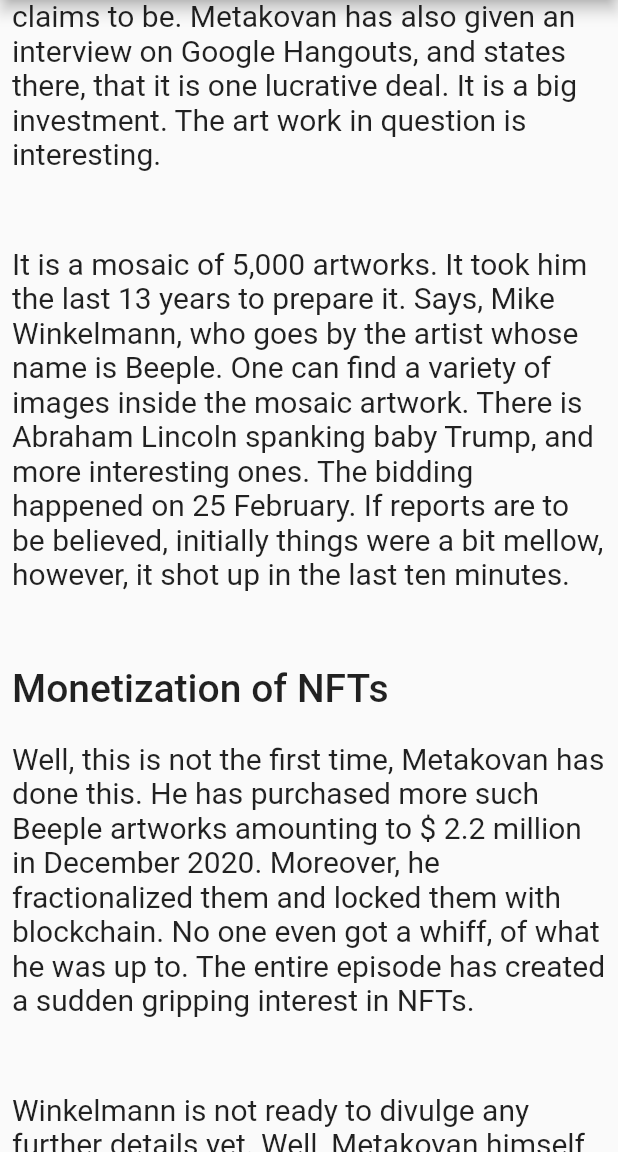
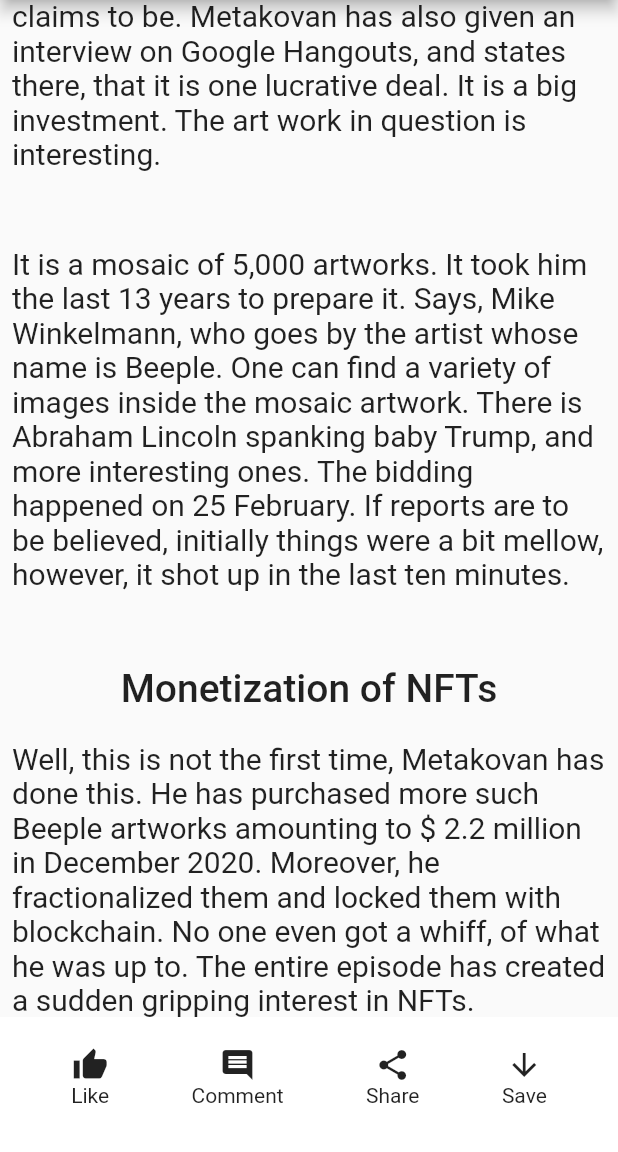
Before and after one commit to msavanan/bluepad, a Flutter app: the screen it shows after launch, scrolled down 576 dp, on a phone screen of 412 x 824 dp, the part 84-1236 px from its top. Run offline on Flutter 3.47's test engine with Material 2 defaults, Android fonts, the phone set to English and light mode, and no system bars.

Commit message:
fixed bottombar, added page end, updated userprofiles

```diff
--- a/lib/bottom_scrollbar.dart
+++ b/lib/bottom_scrollbar.dart
@@ -14,14 +14,17 @@ class BottomScrollBar extends StatelessWidget {
   @override
   Widget build(BuildContext context) {
     return Container(
-      margin: EdgeInsets.all(10),
+      padding: EdgeInsets.all(20),
       child: Row(
         mainAxisAlignment: MainAxisAlignment.spaceAround,
+        crossAxisAlignment: CrossAxisAlignment.center,
         children: [
-          BottomBarItem(
-              icons: Icons.thumb_up,
-              onIconPressed: onLikePressed,
-              label: 'Like'),
+          Center(
+            child: BottomBarItem(
+                icons: Icons.thumb_up,
+                onIconPressed: onLikePressed,
+                label: 'Like'),
+          ),
           BottomBarItem(
               icons: Icons.comment,
               onIconPressed: onCommentPressed,
--- a/lib/main.dart
+++ b/lib/main.dart
@@ -6,13 +6,23 @@ void main() {
 }
 
 class BluePad extends StatelessWidget {
-  final _messangerKey = GlobalKey<ScaffoldMessengerState>();
+  final _messengerKey = GlobalKey<ScaffoldMessengerState>();
   @override
   Widget build(BuildContext context) {
     return MaterialApp(
-      scaffoldMessengerKey: _messangerKey,
+      scaffoldMessengerKey: _messengerKey,
       theme: ThemeData(
         primaryColor: Colors.white,
+        outlinedButtonTheme: OutlinedButtonThemeData(
+          style: OutlinedButton.styleFrom(
+            primary: Colors.black,
+            side: BorderSide(color: Colors.black, width: 2),
+            shape: RoundedRectangleBorder(
+                borderRadius: BorderRadius.all(
+              Radius.circular(20),
+            )),
+          ),
+        ),
       ),
       home: Scaffold(
         appBar: AppBar(
@@ -24,12 +34,12 @@ class BluePad extends StatelessWidget {
           leading: IconButton(
             icon: Icon(Icons.home),
             onPressed: () {
-              _messangerKey.currentState
+              _messengerKey.currentState
                   .showSnackBar(SnackBar(content: Text('Home button pressed')));
             },
           ),
         ),
-        body: NewContentWidget(),
+        body: NewsContentWidget(),
       ),
     );
   }
--- a/lib/news_content_widget.dart
+++ b/lib/news_content_widget.dart
@@ -1,20 +1,33 @@
+import 'dart:ui';
+
+import 'package:bluepad/article_owner.dart';
 import 'package:bluepad/bottom_scrollbar.dart';
+import 'package:bluepad/comment_field.dart';
 import 'package:bluepad/news_content.dart';
 import 'package:flutter/cupertino.dart';
 import 'package:flutter/material.dart';
 import 'constants.dart';
 
-class NewContentWidget extends StatefulWidget {
+class NewsContentWidget extends StatefulWidget {
   @override
-  _NewContentWidgetState createState() => _NewContentWidgetState();
+  _NewsContentWidgetState createState() => _NewsContentWidgetState();
 }
 
-class _NewContentWidgetState extends State<NewContentWidget> {
+class _NewsContentWidgetState extends State<NewsContentWidget> {
   int likesCount = 46;
   int commentsCount = 4;
+
+  GlobalKey _countWidget = GlobalKey();
+  GlobalKey _newskey = GlobalKey();
+  ScrollController newsContentScroller = ScrollController();
+
+  bool bottomBar = true;
+  bool bottomPage = false;
+
   onLikePressed() {
     print('Call From NewsContentWidget');
     print('onLikePressed');
+    _getPositions();
     setState(() {
       likesCount++;
     });
@@ -38,12 +51,95 @@ class _NewContentWidgetState extends State<NewContentWidget> {
     print('onSavePressed');
   }
 
+  _getPositions() {
+    final RenderBox renderBoxRed =
+        _countWidget.currentContext.findRenderObject();
+    final positionRed = renderBoxRed.localToGlobal(Offset.zero);
+
+    final RenderBox newsbox = _newskey.currentContext.findRenderObject();
+    print('News article size = ${newsbox.size}');
+
+    print(renderBoxRed.size.height);
+    newsContentScroller.addListener(() {
+      final RenderBox newsbox = _newskey.currentContext.findRenderObject();
+      print('News article size = ${newsbox.size}');
+      if (newsContentScroller.position.pixels >=
+          (newsbox.size.height - MediaQuery.of(context).size.height)) {
+        //print(newsContentScroller.position.pixels);
+        //print(newsbox.size.height - MediaQuery.of(context).size.height);
+        setState(() {
+          bottomBar = false;
+        });
+      } else {
+        setState(() {
+          bottomBar = true;
+        });
+      }
+
+      // Do nothing now
+    });
+
+    //var t = PointTransformer(positionRed);
+    //print("POSITION of Count widget: ${positionRed.dy} ");
+    //print('position of scroll Controller: ${newsContentScroller.position}.');
+    //print('Device Pixel ratio: ${renderBoxRed.size}');
+  }
+
+  @override
+  void dispose() {
+    newsContentScroller.dispose();
+    super.dispose();
+  }
+
   @override
   Widget build(BuildContext context) {
-    return SingleChildScrollView(
+    newsContentScroller.addListener(() {
+      final RenderBox newsbox = _newskey.currentContext.findRenderObject();
+      print('News article size = ${newsbox.size}');
+      if (newsContentScroller.position.pixels >=
+          (newsbox.size.height - MediaQuery.of(context).size.height + 80)) {
+        //print(newsContentScroller.position.pixels);
+        //print(newsbox.size.height - MediaQuery.of(context).size.height);
+        setState(() {
+          bottomBar = false;
+        });
+      } else {
+        setState(() {
+          bottomBar = true;
+        });
+      }
+
+      if (newsContentScroller.offset >=
+              newsContentScroller.position.maxScrollExtent &&
+          !newsContentScroller.position.outOfRange) {
+        setState(() {
+          bottomPage = true;
+        });
+
+        /*showBottomSheet(
+            context: context,
+            builder: (context) => Container(
+                  height: MediaQuery.of(context).size.height * 0.05,
+                  child: Center(child: Text('Reached bottom of the page')),
+                ));*/
+      } else {
+        setState(() {
+          bottomPage = false;
+        });
+      }
+    });
+
+    //_getPositions();
+    return Stack(children: [
+      SingleChildScrollView(
+        controller: newsContentScroller,
         child: Container(
           padding: EdgeInsets.all(8),
-        child: Column(crossAxisAlignment: CrossAxisAlignment.start, children: [
+          child: Column(
+            children: [
+              Column(
+                key: _newskey,
+                children: [
                   ...buildContent(),
                   Container(
                     padding: EdgeInsets.all(10),
@@ -57,21 +153,60 @@ class _NewContentWidgetState extends State<NewContentWidget> {
                         Text(
                           '$commentsCount Comments',
                           style: TextStyle(
-                      color: Colors.indigo, fontWeight: FontWeight.bold),
+                              color: Colors.indigo,
+                              fontWeight: FontWeight.bold),
                         )
                       ],
                     ),
                   ),
-          Divider(),
-          BottomScrollBar(
+                  Divider(
+                    key: _countWidget,
+                  ),
+                  Container(
+                    //key: _countWidget,
+                    child: BottomScrollBar(
                         onLikePressed: onLikePressed,
                         onCommentPressed: onCommentPressed,
                         onSharePressed: onSharePressed,
                         onSavePressed: onSavePressed),
+                  ),
+                ],
+              ),
               Divider(),
-        ]),
+              ArticleOwner(),
+              Divider(),
+              CommentField(),
+              Divider(),
+              SizedBox(height: 25),
+            ],
           ),
-    );
+        ),
+      ),
+      bottomBar
+          ? Positioned(
+              bottom: 0,
+              child: Container(
+                color: Colors.white,
+                width: MediaQuery.of(context).size.width,
+                height: 90,
+                child: BottomScrollBar(
+                    onLikePressed: onLikePressed,
+                    onCommentPressed: onCommentPressed,
+                    onSharePressed: onSharePressed,
+                    onSavePressed: onSavePressed),
+              ),
+            )
+          : Container(),
+      bottomPage
+          ? Positioned(
+              bottom: 0,
+              child: Container(
+                width: MediaQuery.of(context).size.width,
+                height: MediaQuery.of(context).size.height * 0.05,
+                child: Center(child: Text('Reached bottom of the page')),
+              ))
+          : Container(),
+    ]);
   }
 }
 
```
Also changed, not shown: lib/article_owner.dart (added, +44 -0 lines), lib/comment_field.dart (added, +33 -0 lines). Lines whose indentation alone changed are shown as unchanged.
